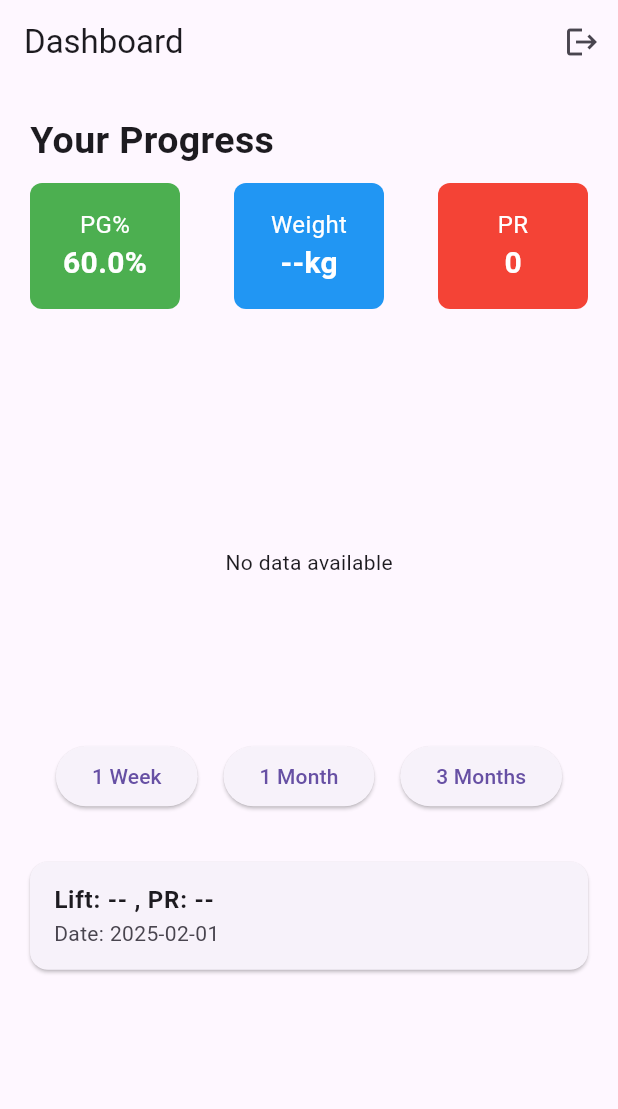
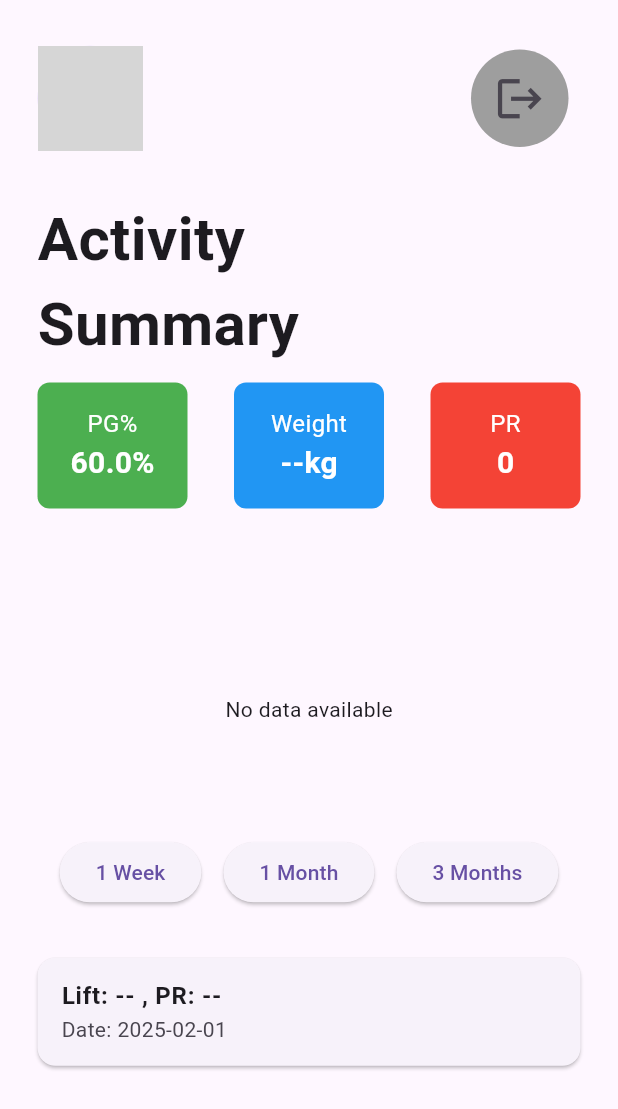
Before and after one commit to Naresh0298/Sobix---fitapp, a Flutter app: the screen it shows once a user with an empty profile is signed in, on a phone screen of 412 x 824 dp. Shown: the top 1109 px of the screen. Run offline on Flutter 3.47's test engine with Material 3 defaults, Android fonts, the phone set to English and light mode, and no system bars; our stand-ins replace cloud_firestore, firebase_auth, firebase_core, fl_chart; missing offline and left inert: email_validator_flutter; accounts and stored records are empty; network calls fail; grey boxes are pictures that could not be loaded.

Commit message:
start homepage ui polishing

```diff
--- a/lib/pages/home_page.dart
+++ b/lib/pages/home_page.dart
@@ -331,20 +331,51 @@ class _HomePageState extends State<HomePage> {
   @override
   Widget build(BuildContext context) {
     return Scaffold(
-      appBar: AppBar(
-        title: Text('Dashboard'),
-        actions: [IconButton(onPressed: signUserOut, icon: Icon(Icons.logout))],
-      ),
       body: SafeArea(
         child: Padding(
-          padding: const EdgeInsets.all(20.0),
+          padding: const EdgeInsets.symmetric(horizontal: 25.0, vertical: 25),
           child: Center(
             child: Column(
               crossAxisAlignment: CrossAxisAlignment.start,
               children: [
-                Text('Your Progress',
-                    style:
-                        TextStyle(fontSize: 25, fontWeight: FontWeight.bold)),
+                Row(
+                  mainAxisAlignment: MainAxisAlignment.spaceBetween,
+                  children: [
+                    CircleAvatar(
+                      backgroundImage: NetworkImage(""),
+                      radius: 35,
+                    ),
+                    //logout icon
+                    IconButton(
+                      icon: Container(
+                          padding: EdgeInsets.all(15),
+                          decoration: BoxDecoration(
+                            shape: BoxShape.circle,
+                            color: Colors.grey,
+                          ),
+                          child: Icon(
+                            Icons.logout,
+                            size: 35,
+                          )),
+                      onPressed: signUserOut,
+                    )
+                  ],
+                ),
+
+                SizedBox(
+                  height: 25,
+                ),
+                Column(
+                  crossAxisAlignment: CrossAxisAlignment.start,
+                  children: [
+                    Text('Activity',
+                        style: TextStyle(
+                            fontSize: 40, fontWeight: FontWeight.bold)),
+                    Text('Summary',
+                        style: TextStyle(
+                            fontSize: 40, fontWeight: FontWeight.bold)),
+                  ],
+                ),
                 SizedBox(height: 10),
                 Row(
                   mainAxisAlignment: MainAxisAlignment.spaceBetween,
```
